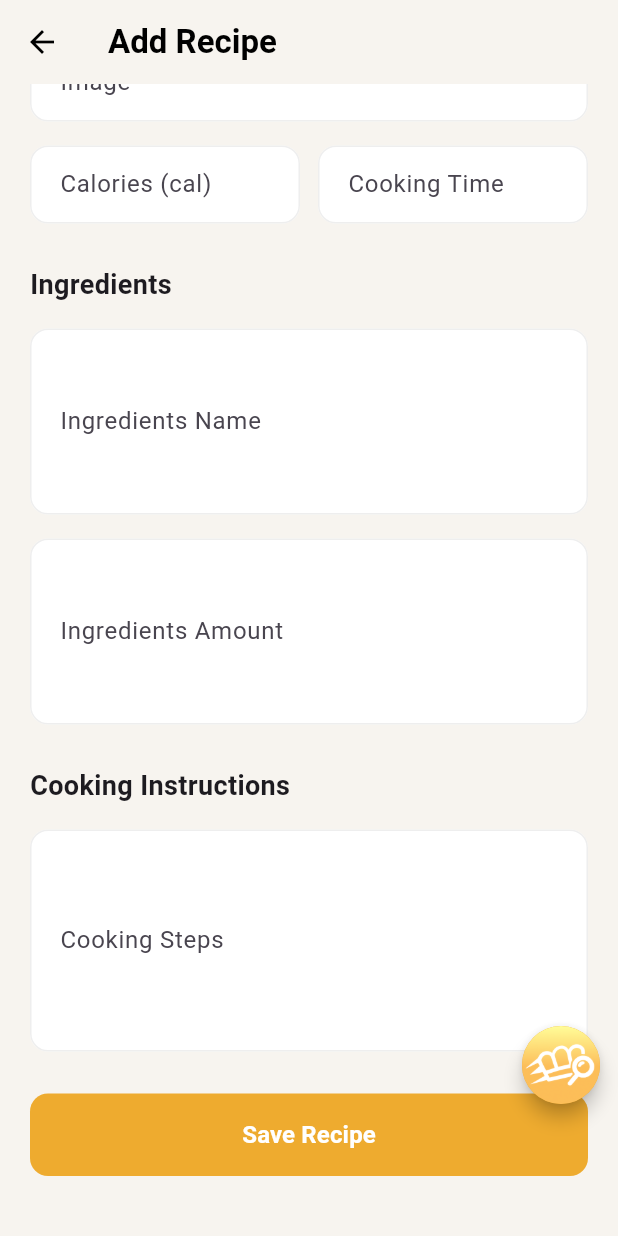
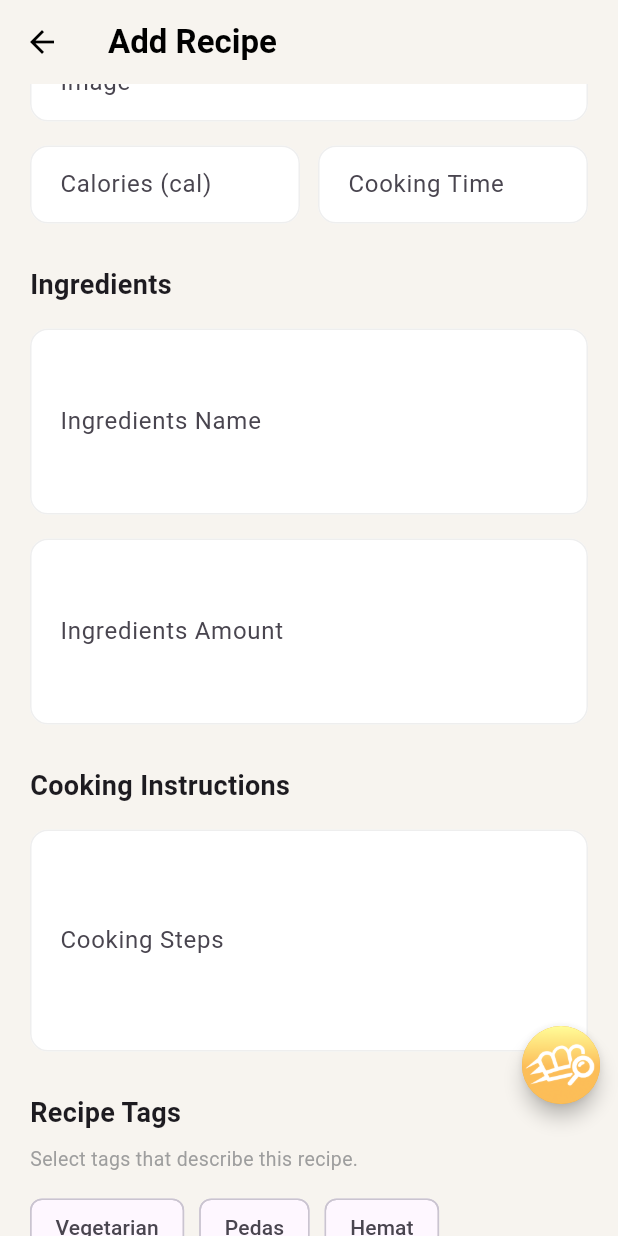
Before and after one commit to YasminAssyifa/QuickRecipe, a Flutter app: the AdminAddRecipeScreen screen opened directly, scrolled down 225 dp, on a phone screen of 412 x 824 dp. Run offline on Flutter 3.47's test engine with Material 3 defaults, Android fonts, the phone set to English and light mode, and no system bars; our stand-ins replace cloud_firestore, firebase_auth, firebase_core, iconsax; accounts and stored records are empty; network calls fail.

Commit message:
feat(admin): improve recipe validation and add tags

```diff
--- a/lib/views/admin_add_recipe_screen.dart
+++ b/lib/views/admin_add_recipe_screen.dart
@@ -14,6 +14,7 @@ class _AdminAddRecipeScreenState
     extends State<AdminAddRecipeScreen> {
   final _formKey = GlobalKey<FormState>();
 
+  // Text controllers
   final _nameController = TextEditingController();
   final _imageController = TextEditingController();
   final _calController = TextEditingController();
@@ -22,6 +23,7 @@ class _AdminAddRecipeScreenState
   final _ingredientsAmountController = TextEditingController();
   final _stepController = TextEditingController();
 
+  // Selected category
   String? selectedCategory;
 
   final List<String> categories = [
@@ -32,6 +34,16 @@ class _AdminAddRecipeScreenState
     'Dessert',
     'Drinks',
   ];
+
+  // Available recipe tags
+  final List<String> availableTags = [
+    'Vegetarian',
+    'Pedas',
+    'Hemat',
+  ];
+
+  // Store selected tags
+  final Set<String> selectedTags = {};
 
   @override
   void dispose() {
@@ -45,6 +57,7 @@ class _AdminAddRecipeScreenState
     super.dispose();
   }
 
+  // Input decoration
   InputDecoration _inputDecoration(String label) {
     return InputDecoration(
       labelText: label,
@@ -74,12 +87,14 @@ class _AdminAddRecipeScreenState
     );
   }
 
+  // Reusable text field
   Widget _buildTextField({
     required String label,
     required TextEditingController controller,
     String? hint,
     int maxLines = 1,
     TextInputType keyboardType = TextInputType.text,
+    String? Function(String?)? validator,
   }) {
     return TextFormField(
       controller: controller,
@@ -88,15 +103,148 @@ class _AdminAddRecipeScreenState
       decoration: _inputDecoration(label).copyWith(
         hintText: hint,
       ),
-      validator: (value) {
-        if (value == null || value.trim().isEmpty) {
-          return '$label is required';
-        }
-        return null;
-      },
+      validator: validator ??
+              (value) {
+            if (value == null || value.trim().isEmpty) {
+              return '$label is required';
+            }
+            return null;
+          },
     );
   }
 
+  // Validate calories
+  String? _validateCalories(String? value) {
+    if (value == null || value.trim().isEmpty) {
+      return 'Calories is required';
+    }
+
+    final calories = int.tryParse(value.trim());
+
+    if (calories == null) {
+      return 'Calories must be a number';
+    }
+
+    if (calories <= 0) {
+      return 'Calories must be greater than 0';
+    }
+
+    return null;
+  }
+
+  // Validate image URL
+  String? _validateImage(String? value) {
+    if (value == null || value.trim().isEmpty) {
+      return 'Image URL is required';
+    }
+
+    final uri = Uri.tryParse(value.trim());
+
+    if (uri == null ||
+        !uri.hasScheme ||
+        !(uri.scheme == 'http' || uri.scheme == 'https') ||
+        uri.host.isEmpty) {
+      return 'Please enter a valid image URL';
+    }
+
+    return null;
+  }
+
+  // Convert multiline input into a list
+  List<String> _getLines(String value) {
+    return value
+        .split('\n')
+        .map((item) => item.trim())
+        .where((item) => item.isNotEmpty)
+        .toList();
+  }
+
+  // Validate ingredients and amounts
+  bool _validateIngredients() {
+    final ingredients = _getLines(
+      _ingredientsNameController.text,
+    );
+
+    final amounts = _getLines(
+      _ingredientsAmountController.text,
+    );
+
+    if (ingredients.length < 2) {
+      ScaffoldMessenger.of(context).showSnackBar(
+        const SnackBar(
+          content: Text(
+            'A recipe must have at least 2 ingredients.',
+          ),
+        ),
+      );
+      return false;
+    }
+
+    if (ingredients.length != amounts.length) {
+      ScaffoldMessenger.of(context).showSnackBar(
+        const SnackBar(
+          content: Text(
+            'The number of ingredients and amounts must match.',
+          ),
+        ),
+      );
+      return false;
+    }
+
+    return true;
+  }
+
+  // Recipe tags section
+  Widget _buildTagsSection() {
+    return Column(
+      crossAxisAlignment: CrossAxisAlignment.start,
+      children: [
+        const Text(
+          'Recipe Tags',
+          style: TextStyle(
+            fontSize: 18,
+            fontWeight: FontWeight.bold,
+          ),
+        ),
+        const SizedBox(height: 8),
+        const Text(
+          'Select tags that describe this recipe.',
+          style: TextStyle(
+            color: Colors.grey,
+            fontSize: 13,
+          ),
+        ),
+        const SizedBox(height: 12),
+        Wrap(
+          spacing: 10,
+          runSpacing: 8,
+          children: availableTags.map((tag) {
+            final isSelected = selectedTags.contains(tag);
+
+            return FilterChip(
+              label: Text(tag),
+              selected: isSelected,
+              selectedColor: kprimaryColor.withValues(
+                alpha: 0.2,
+              ),
+              checkmarkColor: kprimaryColor,
+              onSelected: (selected) {
+                setState(() {
+                  if (selected) {
+                    selectedTags.add(tag);
+                  } else {
+                    selectedTags.remove(tag);
+                  }
+                });
+              },
+            );
+          }).toList(),
+        ),
+      ],
+    );
+  }
+
+  // Save recipe form
   void _saveRecipe() {
     if (!_formKey.currentState!.validate()) {
       return;
@@ -111,12 +259,18 @@ class _AdminAddRecipeScreenState
       return;
     }
 
+    if (!_validateIngredients()) {
+      return;
+    }
+
     // Placeholder only.
     // Firestore integration will be added later.
     ScaffoldMessenger.of(context).showSnackBar(
-      const SnackBar(
+      SnackBar(
         content: Text(
-          'Form completed! Database integration will be added later.',
+          'Recipe form completed! '
+              'Selected tags: ${selectedTags.isEmpty ? "None" : selectedTags.join(", ")}. '
+              'Database integration will be added later.',
         ),
       ),
     );
@@ -139,7 +293,6 @@ class _AdminAddRecipeScreenState
           ),
         ),
       ),
-
       body: Form(
         key: _formKey,
         child: SingleChildScrollView(
@@ -156,6 +309,7 @@ class _AdminAddRecipeScreenState
               ),
               const SizedBox(height: 16),
 
+              // Recipe name
               _buildTextField(
                 label: 'Recipe Name',
                 controller: _nameController,
@@ -163,6 +317,7 @@ class _AdminAddRecipeScreenState
               ),
               const SizedBox(height: 16),
 
+              // Category dropdown
               DropdownButtonFormField<String>(
                 value: selectedCategory,
                 decoration: _inputDecoration('Category'),
@@ -187,13 +342,16 @@ class _AdminAddRecipeScreenState
               ),
               const SizedBox(height: 16),
 
+              // Image URL
               _buildTextField(
                 label: 'Image',
                 controller: _imageController,
                 hint: 'Enter image URL',
+                validator: _validateImage,
               ),
               const SizedBox(height: 16),
 
+              // Calories and cooking time
               Row(
                 children: [
                   Expanded(
@@ -202,6 +360,7 @@ class _AdminAddRecipeScreenState
                       controller: _calController,
                       hint: 'e.g. 250',
                       keyboardType: TextInputType.number,
+                      validator: _validateCalories,
                     ),
                   ),
                   const SizedBox(width: 12),
@@ -214,9 +373,9 @@ class _AdminAddRecipeScreenState
                   ),
                 ],
               ),
-
               const SizedBox(height: 28),
 
+              // Ingredients section
               const Text(
                 'Ingredients',
                 style: TextStyle(
@@ -240,9 +399,9 @@ class _AdminAddRecipeScreenState
                 hint: 'Enter amounts, one per line',
                 maxLines: 4,
               ),
-
               const SizedBox(height: 28),
 
+              // Cooking instructions
               const Text(
                 'Cooking Instructions',
                 style: TextStyle(
@@ -258,9 +417,13 @@ class _AdminAddRecipeScreenState
                 hint: 'Write cooking instructions, one step per line',
                 maxLines: 5,
               ),
-
               const SizedBox(height: 28),
 
+              // Recipe tags
+              _buildTagsSection(),
+              const SizedBox(height: 28),
+
+              // Save button
               SizedBox(
                 width: double.infinity,
                 child: ElevatedButton(
@@ -285,7 +448,6 @@ class _AdminAddRecipeScreenState
                   ),
                 ),
               ),
-
               const SizedBox(height: 20),
             ],
           ),
```
